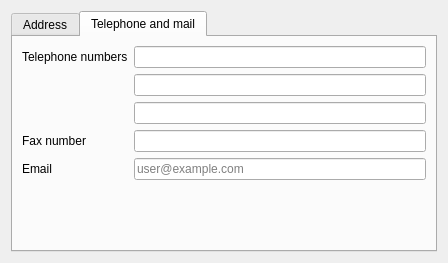
The window that plugins/usermanagerplugin/widgets/userwizardcontactwidget.ui (FreeHealth/freehealth) describes before a commit, drawn with Qt 5.
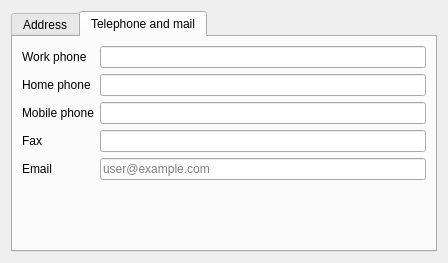
The same window after the commit. Custom widgets are drawn as their Qt base class.

Diff of the .ui file:
```diff
--- a/plugins/usermanagerplugin/widgets/userwizardcontactwidget.ui
+++ b/plugins/usermanagerplugin/widgets/userwizardcontactwidget.ui
@@ -40,7 +40,7 @@
        <item row="0" column="0">
         <widget class="QLabel" name="lblPhone">
          <property name="text">
-          <string>Telephone numbers</string>
+          <string>Work phone</string>
          </property>
          <property name="buddy">
           <cstring>tel1</cstring>
@@ -59,7 +59,7 @@
        <item row="3" column="0">
         <widget class="QLabel" name="lblFax">
          <property name="text">
-          <string>Fax number</string>
+          <string>Fax</string>
          </property>
          <property name="buddy">
           <cstring>fax</cstring>
@@ -86,6 +86,20 @@
          </property>
         </widget>
        </item>
+       <item row="1" column="0">
+        <widget class="QLabel" name="label">
+         <property name="text">
+          <string>Home phone</string>
+         </property>
+        </widget>
+       </item>
+       <item row="2" column="0">
+        <widget class="QLabel" name="label_2">
+         <property name="text">
+          <string>Mobile phone</string>
+         </property>
+        </widget>
+       </item>
       </layout>
      </widget>
     </widget>
```
